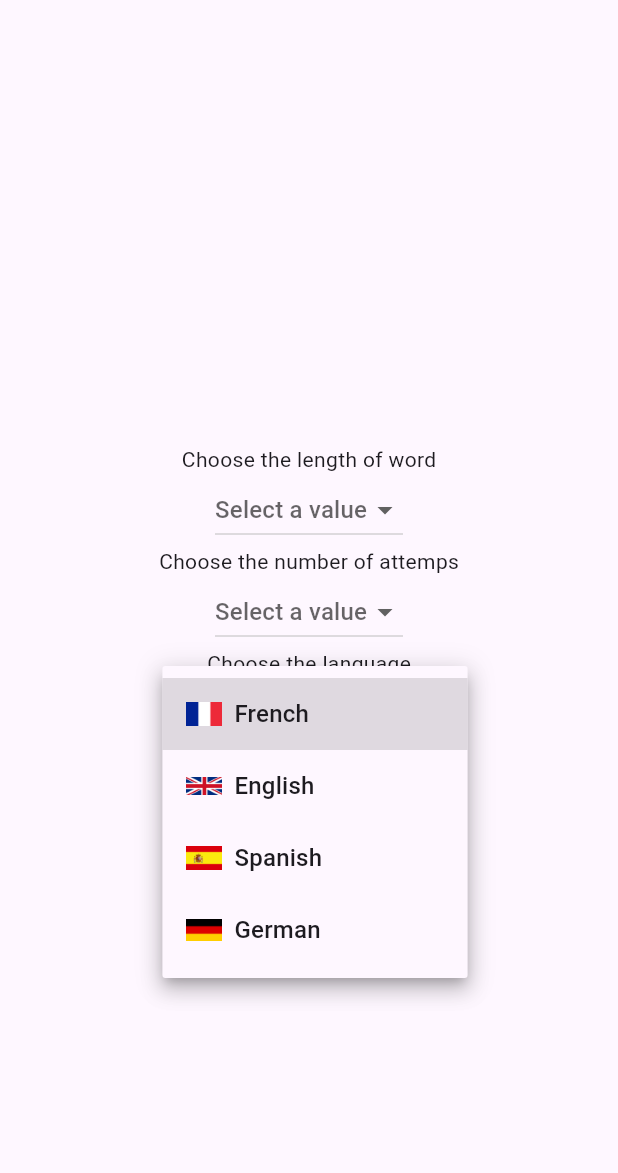
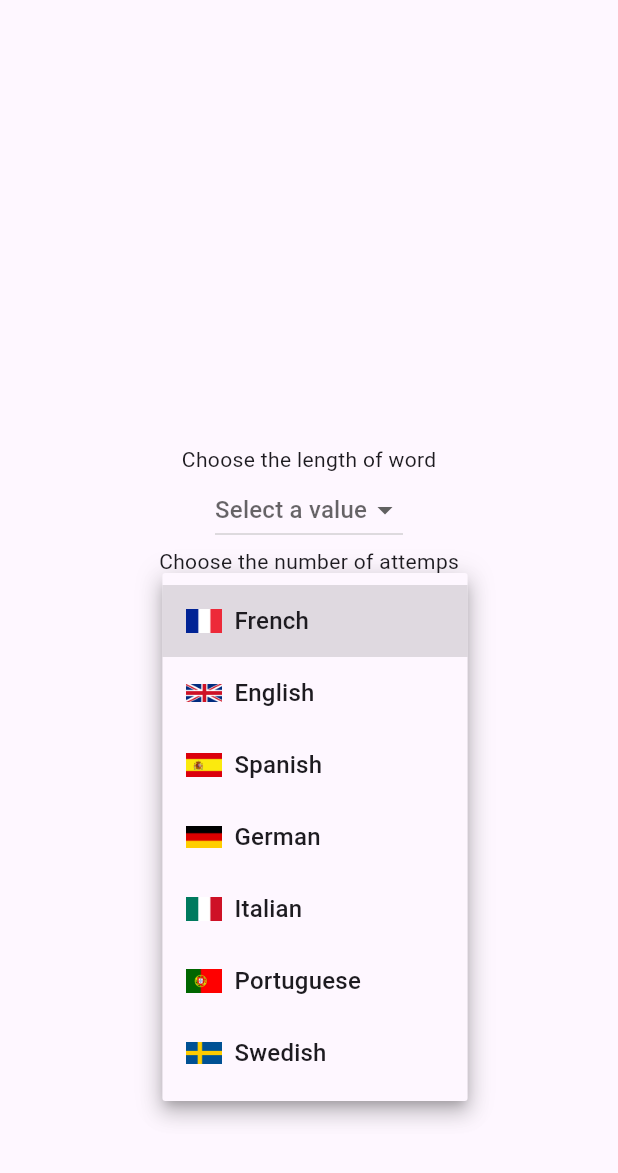
Before and after one commit to vitalfocheux/Eldrow, a Flutter app: the StartClassic screen opened directly, after a tap on "Choose a language", on a phone screen of 412 x 824 dp, the part 63-1236 px from its top. Run offline on Flutter 3.47's test engine with Material 3 defaults, Android fonts, the light colour scheme and no system bars; our stand-ins replace fl_chart, sqflite, sqflite_common_ffi; accounts and stored records are empty.

Commit message:
Ajout des fonctions nécéssaires pour les nouvelles langues

```diff
--- a/lib/word_list/word_lists.dart
+++ b/lib/word_list/word_lists.dart
@@ -12,4 +12,7 @@ class WordLists {
   List<Set<String>> englishWords = [];
   List<Set<String>> spanishWords = [];
   List<Set<String>> germanWords = [];
+  List<Set<String>> italianWords = [];
+  List<Set<String>> portugueseWords = [];
+  List<Set<String>> swedishWords = [];
 }
--- a/lib/wordle/start_classic.dart
+++ b/lib/wordle/start_classic.dart
@@ -1,3 +1,4 @@
+import 'package:Wordle/word_list/word_lists.dart';
 import 'package:flutter/material.dart';
 import 'package:Wordle/button/start_button.dart';
 
@@ -105,6 +106,36 @@ class _StartClassicState extends State<StartClassic> {
                         ],
                       )
                   ),
+                  DropdownMenuItem(
+                    value: 'it',
+                    child: Row(
+                      children: [
+                        Image.asset('assets/flags/it.png', width: 24,),
+                        const SizedBox(width: 8,),
+                        const Text('Italian'),
+                      ],
+                    ),
+                  ),
+                  DropdownMenuItem(
+                    value: 'pt',
+                    child: Row(
+                      children: [
+                        Image.asset('assets/flags/pt.png', width: 24,),
+                        const SizedBox(width: 8,),
+                        const Text('Portuguese'),
+                      ],
+                    ),
+                  ),
+                  DropdownMenuItem(
+                    value: 'sw',
+                    child: Row(
+                      children: [
+                        Image.asset('assets/flags/sw.png', width: 24,),
+                        const SizedBox(width: 8,),
+                        const Text('Swedish'),
+                      ],
+                    ),
+                  ),
                 ],
                 onChanged: (String? value) {
                   setState(() {
@@ -116,6 +147,9 @@ class _StartClassicState extends State<StartClassic> {
             if(_selectedLanguage == 'en') StartButtonEnglish(context, text: 'Start Wordle Classic', wordleLength: wordleLength, maxAttemps: wordleAttempts,),
             if(_selectedLanguage == 'es') StartButtonSpanish(context, text: 'Start Wordle Classic', wordleLength: wordleLength, maxAttemps: wordleAttempts,),
             if(_selectedLanguage == 'de') StartButtonGerman(context, text: 'Start Wordle Classic', wordleLength: wordleLength, maxAttemps: wordleAttempts,),
+            if(_selectedLanguage == 'it') StartButton(text: 'Start Wordle Classic', wordleLength: wordleLength, maxAttemps: wordleAttempts, dictionary: WordLists().italianWords, language: 'it',),
+            if(_selectedLanguage == 'pt') StartButton(text: 'Start Wordle Classic', wordleLength: wordleLength, maxAttemps: wordleAttempts, dictionary: WordLists().portugueseWords, language: 'pt',),
+            if(_selectedLanguage == 'sw') StartButton(text: 'Start Wordle Classic', wordleLength: wordleLength, maxAttemps: wordleAttempts, dictionary: WordLists().swedishWords, language: 'sw',),
           ],
         ),
       ),
```
Also changed, not shown: lib/main.dart (+46 -0 lines).
